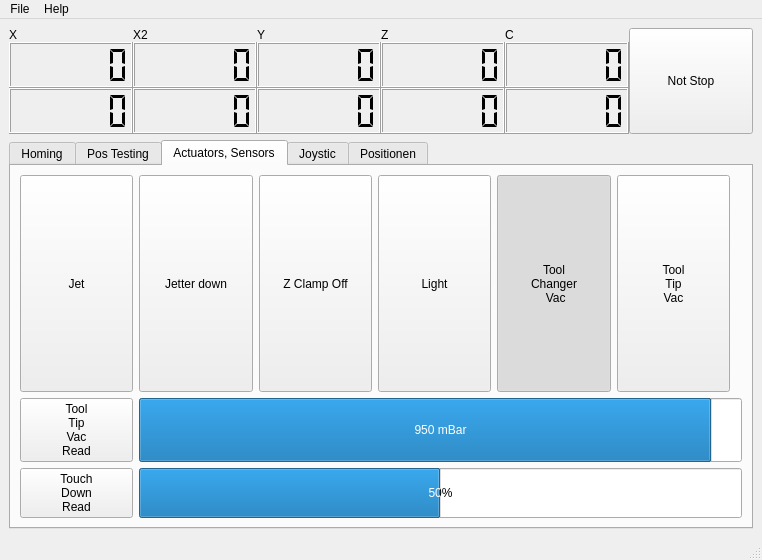
Before: the Qt Designer form Gui.ui in gxurma/PythonCanSteering, drawn with Qt 5.
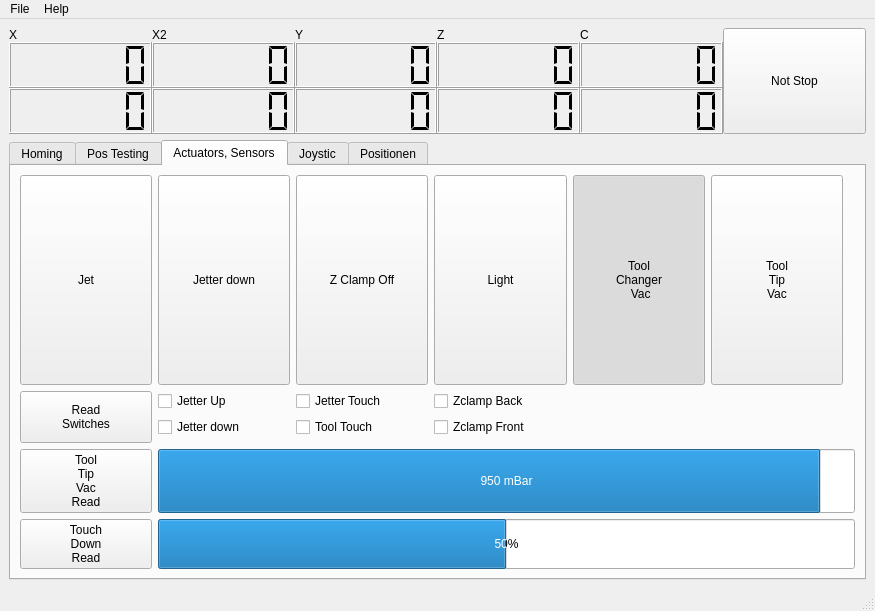
After: the same form once the commit is applied. The open tabs and pages were chosen to show the change.

Commit message: added homeall to G28 command and some new indicators to Gui

What changed in the file:
```diff
--- a/Gui.ui
+++ b/Gui.ui
@@ -6,8 +6,8 @@
    <rect>
     <x>0</x>
     <y>0</y>
-    <width>762</width>
-    <height>560</height>
+    <width>875</width>
+    <height>611</height>
    </rect>
   </property>
   <property name="windowTitle">
@@ -1017,8 +1017,8 @@
         <string>Actuators, Sensors</string>
        </attribute>
        <layout class="QGridLayout" name="gridLayout_5">
-        <item row="0" column="5">
-         <widget class="QPushButton" name="pushButtonToolTipVac">
+        <item row="6" column="0">
+         <widget class="QPushButton" name="pushButtonTouchDownRead">
           <property name="sizePolicy">
            <sizepolicy hsizetype="Expanding" vsizetype="Expanding">
             <horstretch>0</horstretch>
@@ -1026,38 +1026,19 @@
            </sizepolicy>
           </property>
           <property name="text">
-           <string>Tool
-Tip
-Vac</string>
+           <string>Touch
+Down
+Read</string>
           </property>
           <property name="checkable">
-           <bool>true</bool>
+           <bool>false</bool>
           </property>
           <property name="checked">
            <bool>false</bool>
           </property>
-          <property name="default">
-           <bool>false</bool>
-          </property>
-         </widget>
-        </item>
-        <item row="0" column="3">
-         <widget class="QPushButton" name="pushButtonLight">
-          <property name="sizePolicy">
-           <sizepolicy hsizetype="Expanding" vsizetype="Expanding">
-            <horstretch>0</horstretch>
-            <verstretch>0</verstretch>
-           </sizepolicy>
-          </property>
-          <property name="text">
-           <string>Light</string>
-          </property>
-          <property name="checkable">
+          <property name="autoRepeat">
            <bool>true</bool>
           </property>
-          <property name="checked">
-           <bool>false</bool>
-          </property>
           <property name="default">
            <bool>false</bool>
           </property>
@@ -1087,6 +1068,54 @@
           </property>
          </widget>
         </item>
+        <item row="6" column="1" colspan="7">
+         <widget class="QProgressBar" name="progressBarTouchDownRead">
+          <property name="sizePolicy">
+           <sizepolicy hsizetype="Expanding" vsizetype="Expanding">
+            <horstretch>0</horstretch>
+            <verstretch>0</verstretch>
+           </sizepolicy>
+          </property>
+          <property name="maximum">
+           <number>100</number>
+          </property>
+          <property name="value">
+           <number>50</number>
+          </property>
+          <property name="format">
+           <string>%p%</string>
+          </property>
+         </widget>
+        </item>
+        <item row="1" column="2">
+         <widget class="QCheckBox" name="checkBoxJetterTouch">
+          <property name="text">
+           <string>Jetter Touch</string>
+          </property>
+         </widget>
+        </item>
+        <item row="0" column="3">
+         <widget class="QPushButton" name="pushButtonLight">
+          <property name="sizePolicy">
+           <sizepolicy hsizetype="Expanding" vsizetype="Expanding">
+            <horstretch>0</horstretch>
+            <verstretch>0</verstretch>
+           </sizepolicy>
+          </property>
+          <property name="text">
+           <string>Light</string>
+          </property>
+          <property name="checkable">
+           <bool>true</bool>
+          </property>
+          <property name="checked">
+           <bool>false</bool>
+          </property>
+          <property name="default">
+           <bool>false</bool>
+          </property>
+         </widget>
+        </item>
         <item row="0" column="1">
          <widget class="QPushButton" name="pushButtonJetterDown">
           <property name="sizePolicy">
@@ -1131,103 +1160,7 @@
           </property>
          </widget>
         </item>
-        <item row="2" column="0">
-         <widget class="QPushButton" name="pushButtonToolTipVacRead">
-          <property name="sizePolicy">
-           <sizepolicy hsizetype="Expanding" vsizetype="Expanding">
-            <horstretch>0</horstretch>
-            <verstretch>0</verstretch>
-           </sizepolicy>
-          </property>
-          <property name="text">
-           <string>Tool
-Tip
-Vac
-Read</string>
-          </property>
-          <property name="checkable">
-           <bool>false</bool>
-          </property>
-          <property name="checked">
-           <bool>false</bool>
-          </property>
-          <property name="autoRepeat">
-           <bool>true</bool>
-          </property>
-          <property name="default">
-           <bool>false</bool>
-          </property>
-         </widget>
-        </item>
-        <item row="0" column="2">
-         <widget class="QPushButton" name="pushButtonZClampOff">
-          <property name="sizePolicy">
-           <sizepolicy hsizetype="Expanding" vsizetype="Expanding">
-            <horstretch>0</horstretch>
-            <verstretch>0</verstretch>
-           </sizepolicy>
-          </property>
-          <property name="text">
-           <string>Z Clamp Off</string>
-          </property>
-          <property name="checkable">
-           <bool>true</bool>
-          </property>
-          <property name="checked">
-           <bool>false</bool>
-          </property>
-          <property name="default">
-           <bool>false</bool>
-          </property>
-         </widget>
-        </item>
         <item row="4" column="1" colspan="7">
-         <widget class="QProgressBar" name="progressBarTouchDownRead">
-          <property name="sizePolicy">
-           <sizepolicy hsizetype="Expanding" vsizetype="Expanding">
-            <horstretch>0</horstretch>
-            <verstretch>0</verstretch>
-           </sizepolicy>
-          </property>
-          <property name="maximum">
-           <number>100</number>
-          </property>
-          <property name="value">
-           <number>50</number>
-          </property>
-          <property name="format">
-           <string>%p%</string>
-          </property>
-         </widget>
-        </item>
-        <item row="4" column="0">
-         <widget class="QPushButton" name="pushButtonTouchDownRead">
-          <property name="sizePolicy">
-           <sizepolicy hsizetype="Expanding" vsizetype="Expanding">
-            <horstretch>0</horstretch>
-            <verstretch>0</verstretch>
-           </sizepolicy>
-          </property>
-          <property name="text">
-           <string>Touch
-Down
-Read</string>
-          </property>
-          <property name="checkable">
-           <bool>false</bool>
-          </property>
-          <property name="checked">
-           <bool>false</bool>
-          </property>
-          <property name="autoRepeat">
-           <bool>true</bool>
-          </property>
-          <property name="default">
-           <bool>false</bool>
-          </property>
-         </widget>
-        </item>
-        <item row="2" column="1" colspan="7">
          <widget class="QProgressBar" name="progressBarToolTipVacRead">
           <property name="sizePolicy">
            <sizepolicy hsizetype="Expanding" vsizetype="Expanding">
@@ -1246,6 +1179,141 @@
           </property>
          </widget>
         </item>
+        <item row="0" column="5">
+         <widget class="QPushButton" name="pushButtonToolTipVac">
+          <property name="sizePolicy">
+           <sizepolicy hsizetype="Expanding" vsizetype="Expanding">
+            <horstretch>0</horstretch>
+            <verstretch>0</verstretch>
+           </sizepolicy>
+          </property>
+          <property name="text">
+           <string>Tool
+Tip
+Vac</string>
+          </property>
+          <property name="checkable">
+           <bool>true</bool>
+          </property>
+          <property name="checked">
+           <bool>false</bool>
+          </property>
+          <property name="default">
+           <bool>false</bool>
+          </property>
+         </widget>
+        </item>
+        <item row="2" column="1">
+         <widget class="QCheckBox" name="checkBoxJetterDown">
+          <property name="text">
+           <string>Jetter down</string>
+          </property>
+         </widget>
+        </item>
+        <item row="4" column="0">
+         <widget class="QPushButton" name="pushButtonToolTipVacRead">
+          <property name="sizePolicy">
+           <sizepolicy hsizetype="Expanding" vsizetype="Expanding">
+            <horstretch>0</horstretch>
+            <verstretch>0</verstretch>
+           </sizepolicy>
+          </property>
+          <property name="text">
+           <string>Tool
+Tip
+Vac
+Read</string>
+          </property>
+          <property name="checkable">
+           <bool>false</bool>
+          </property>
+          <property name="checked">
+           <bool>false</bool>
+          </property>
+          <property name="autoRepeat">
+           <bool>true</bool>
+          </property>
+          <property name="default">
+           <bool>false</bool>
+          </property>
+         </widget>
+        </item>
+        <item row="0" column="2">
+         <widget class="QPushButton" name="pushButtonZClampOff">
+          <property name="sizePolicy">
+           <sizepolicy hsizetype="Expanding" vsizetype="Expanding">
+            <horstretch>0</horstretch>
+            <verstretch>0</verstretch>
+           </sizepolicy>
+          </property>
+          <property name="text">
+           <string>Z Clamp Off</string>
+          </property>
+          <property name="checkable">
+           <bool>true</bool>
+          </property>
+          <property name="checked">
+           <bool>false</bool>
+          </property>
+          <property name="default">
+           <bool>false</bool>
+          </property>
+         </widget>
+        </item>
+        <item row="1" column="1">
+         <widget class="QCheckBox" name="checkBoxJetterUp">
+          <property name="text">
+           <string>Jetter Up</string>
+          </property>
+         </widget>
+        </item>
+        <item row="1" column="0" rowspan="3">
+         <widget class="QPushButton" name="pushButtonTouchDownRead_2">
+          <property name="sizePolicy">
+           <sizepolicy hsizetype="Expanding" vsizetype="Expanding">
+            <horstretch>0</horstretch>
+            <verstretch>0</verstretch>
+           </sizepolicy>
+          </property>
+          <property name="text">
+           <string>Read
+Switches</string>
+          </property>
+          <property name="checkable">
+           <bool>false</bool>
+          </property>
+          <property name="checked">
+           <bool>false</bool>
+          </property>
+          <property name="autoRepeat">
+           <bool>true</bool>
+          </property>
+          <property name="default">
+           <bool>false</bool>
+          </property>
+         </widget>
+        </item>
+        <item row="2" column="2">
+         <widget class="QCheckBox" name="checkBoxJetterTouch_2">
+          <property name="text">
+           <string>Tool Touch</string>
+          </property>
+         </widget>
+        </item>
+        <item row="1" column="3">
+         <widget class="QCheckBox" name="checkBoxZClampBack">
+          <property name="text">
+           <string>Zclamp Back</string>
+          </property>
+         </widget>
+        </item>
+        <item row="2" column="3">
+         <widget class="QCheckBox" name="checkBoxZClampFront">
+          <property name="text">
+           <string>Zclamp Front</string>
+          </property>
+         </widget>
+        </item>
        </layout>
       </widget>
       <widget class="QWidget" name="tab_5">
@@ -1757,8 +1825,8 @@
     <rect>
      <x>0</x>
      <y>0</y>
-     <width>762</width>
-     <height>22</height>
+     <width>875</width>
+     <height>21</height>
     </rect>
    </property>
    <widget class="QMenu" name="menuFile">
```
The commit also changes 1 other file.
